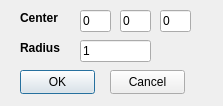
Above: Source/CaseCreator/createSphereDialog.ui from cfddose/Splash before the change. Below: the same form after it.
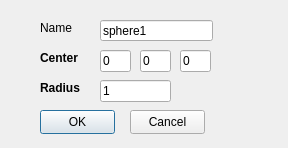
That is the form after the change.

Commit message: Add cylinder support and update box parameters in VTKManager; enhance UI layout for sphere creation

Diff of the .ui file:
```diff
--- a/Source/CaseCreator/createSphereDialog.ui
+++ b/Source/CaseCreator/createSphereDialog.ui
@@ -6,8 +6,8 @@
    <rect>
     <x>0</x>
     <y>0</y>
-    <width>223</width>
-    <height>106</height>
+    <width>288</width>
+    <height>148</height>
    </rect>
   </property>
   <property name="windowTitle">
@@ -16,8 +16,8 @@
   <widget class="QLineEdit" name="lineEditSphereX">
    <property name="geometry">
     <rect>
-     <x>80</x>
-     <y>10</y>
+     <x>100</x>
+     <y>50</y>
      <width>31</width>
      <height>22</height>
     </rect>
@@ -29,8 +29,8 @@
   <widget class="QLabel" name="label">
    <property name="geometry">
     <rect>
-     <x>20</x>
-     <y>10</y>
+     <x>40</x>
+     <y>50</y>
      <width>49</width>
      <height>16</height>
     </rect>
@@ -42,8 +42,8 @@
   <widget class="QLineEdit" name="lineEditSphereY">
    <property name="geometry">
     <rect>
-     <x>120</x>
-     <y>10</y>
+     <x>140</x>
+     <y>50</y>
      <width>31</width>
      <height>22</height>
     </rect>
@@ -55,8 +55,8 @@
   <widget class="QLineEdit" name="lineEditSphereZ">
    <property name="geometry">
     <rect>
-     <x>160</x>
-     <y>10</y>
+     <x>180</x>
+     <y>50</y>
      <width>31</width>
      <height>22</height>
     </rect>
@@ -68,8 +68,8 @@
   <widget class="QLabel" name="label_2">
    <property name="geometry">
     <rect>
-     <x>20</x>
-     <y>40</y>
+     <x>40</x>
+     <y>80</y>
      <width>49</width>
      <height>16</height>
     </rect>
@@ -81,8 +81,8 @@
   <widget class="QLineEdit" name="lineEditSphereRadius">
    <property name="geometry">
     <rect>
-     <x>80</x>
-     <y>40</y>
+     <x>100</x>
+     <y>80</y>
      <width>71</width>
      <height>22</height>
     </rect>
@@ -94,8 +94,8 @@
   <widget class="QPushButton" name="pushButtonOK">
    <property name="geometry">
     <rect>
-     <x>20</x>
-     <y>70</y>
+     <x>40</x>
+     <y>110</y>
      <width>75</width>
      <height>24</height>
     </rect>
@@ -107,8 +107,8 @@
   <widget class="QPushButton" name="pushButtonCancel">
    <property name="geometry">
     <rect>
-     <x>110</x>
-     <y>70</y>
+     <x>130</x>
+     <y>110</y>
      <width>75</width>
      <height>24</height>
     </rect>
@@ -117,6 +117,32 @@
     <string>Cancel</string>
    </property>
   </widget>
+  <widget class="QLabel" name="label_3">
+   <property name="geometry">
+    <rect>
+     <x>40</x>
+     <y>20</y>
+     <width>41</width>
+     <height>16</height>
+    </rect>
+   </property>
+   <property name="text">
+    <string>Name</string>
+   </property>
+  </widget>
+  <widget class="QLineEdit" name="lineEditSphereName">
+   <property name="geometry">
+    <rect>
+     <x>100</x>
+     <y>20</y>
+     <width>113</width>
+     <height>21</height>
+    </rect>
+   </property>
+   <property name="text">
+    <string>sphere1</string>
+   </property>
+  </widget>
  </widget>
  <resources/>
  <connections/>
```
The commit also changes 7 other files.
